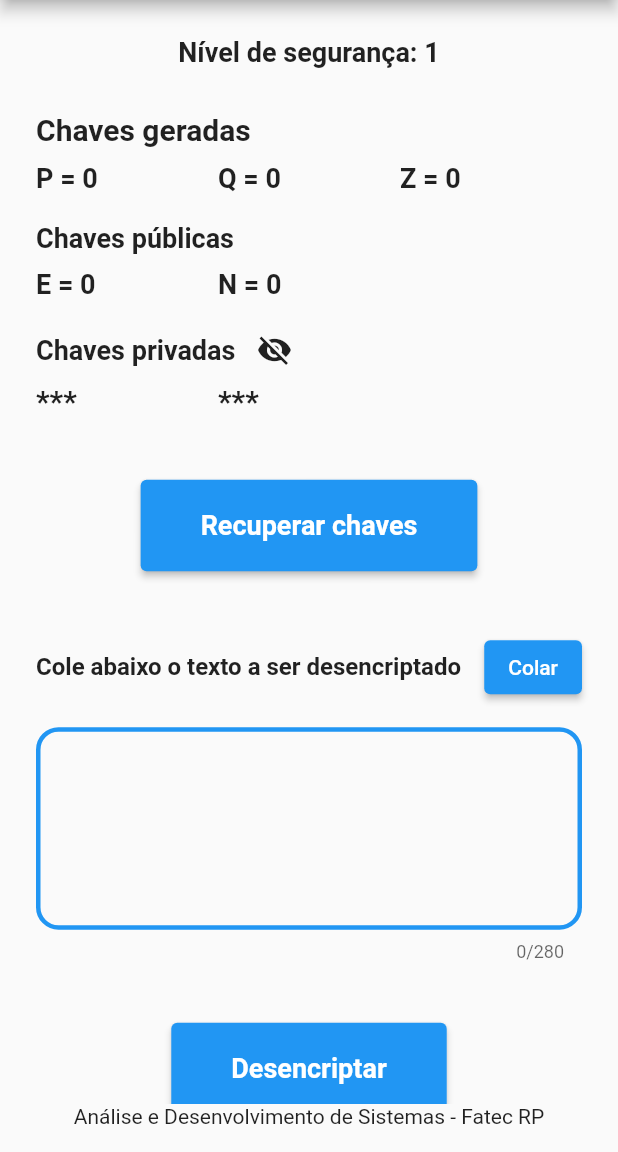
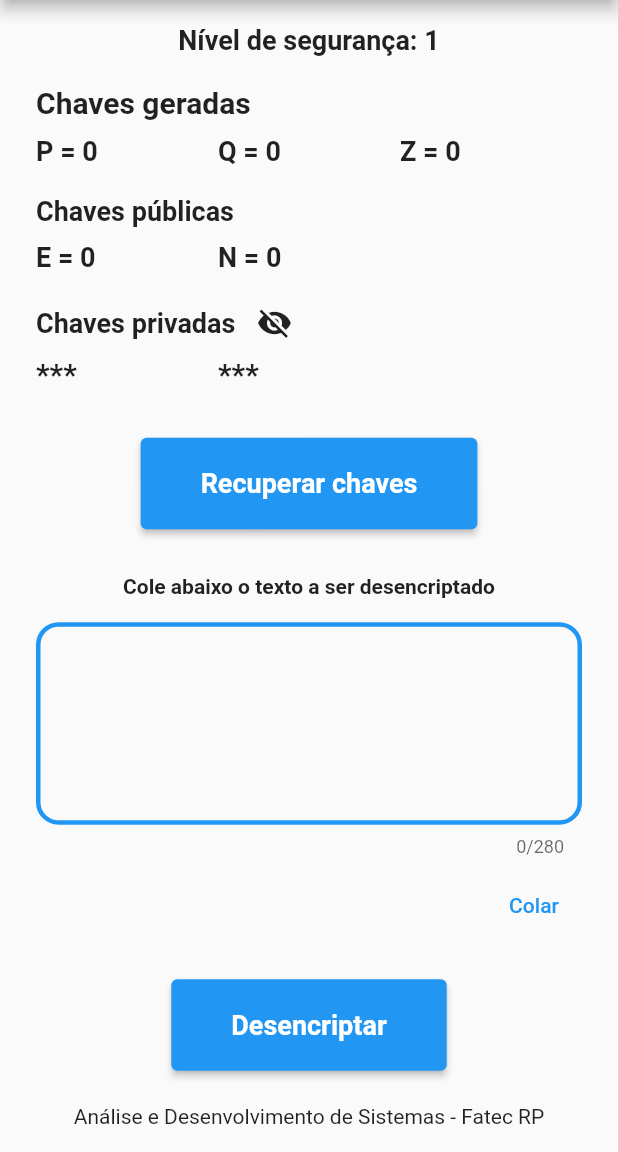
Before and after one commit to WallisonRP/rsa_fatec, a Flutter app: the DecryptPage screen opened by its route, on a phone screen of 412 x 824 dp, the part 84-1236 px from its top. Run offline on Flutter 3.47's test engine with Material 2 defaults, Android fonts, the phone set to English and light mode, and no system bars; our stand-ins replace shared_preferences, syncfusion_flutter_sliders; accounts and stored records are empty.

Commit message:
ajustes quase finais

```diff
--- a/lib/view/decrypt_page.dart
+++ b/lib/view/decrypt_page.dart
@@ -46,7 +46,7 @@ class _DecryptPageState extends State<DecryptPage> {
           title: Text("Desencriptar"),
         ),
         body: SingleChildScrollView(
-          padding: EdgeInsets.all(24),
+          padding: EdgeInsets.fromLTRB(24.0, 16.0, 24.0, 24.0),
           child: Column(
             crossAxisAlignment: CrossAxisAlignment.start,
             children: [
@@ -56,7 +56,7 @@ class _DecryptPageState extends State<DecryptPage> {
                   tamanho: 18,
                 ),
               ),
-              SizedBox(height: 30),
+              SizedBox(height: 20),
               Column(
                 children: [
                   Row(
@@ -141,7 +141,7 @@ class _DecryptPageState extends State<DecryptPage> {
                   ),
                 ],
               ),
-              SizedBox(height: 40),
+              SizedBox(height: 30),
               Center(
                 child: ElevatedButton(
                   onPressed: () async {
@@ -155,22 +155,29 @@ class _DecryptPageState extends State<DecryptPage> {
                       padding: EdgeInsets.fromLTRB(40.0, 20.0, 40.0, 20.0)),
                 ),
               ),
-              SizedBox(height: 40),
-              Row(mainAxisAlignment: MainAxisAlignment.spaceBetween, children: [
-                MoldeTexto(
-                    texto: "Cole abaixo o texto a ser desencriptado",
-                    tamanho: 16),
-                ElevatedButton(
-                    onPressed: () async {
-                      _controller.text = await ClipBoardHelper.paste();
-                    },
-                    child: Text('Colar'))
-              ]),
+              SizedBox(height: 30),
+              Center(
+                  child: MoldeTexto(
+                      texto: "Cole abaixo o texto a ser desencriptado",
+                      tamanho: 14)),
               SizedBox(height: 16),
               TextInput(
                 controller: _controller,
               ),
-              SizedBox(height: 40),
+              SizedBox(
+                height: 8,
+              ),
+              Row(
+                mainAxisAlignment: MainAxisAlignment.end,
+                children: [
+                  TextButton(
+                      onPressed: () async {
+                        _controller.text = await ClipBoardHelper.paste();
+                      },
+                      child: Text('Colar'))
+                ],
+              ),
+              SizedBox(height: 25),
               Center(
                 child: ElevatedButton(
                     onPressed: () async {
--- a/lib/view/encrypt_page.dart
+++ b/lib/view/encrypt_page.dart
@@ -82,7 +82,7 @@ class _EncryptPageState extends State<EncryptPage> {
           ],
         ),
         body: SingleChildScrollView(
-          padding: EdgeInsets.all(24.0),
+          padding: EdgeInsets.fromLTRB(24.0, 16.0, 24.0, 24.0),
           child: Column(
             crossAxisAlignment: CrossAxisAlignment.start,
             children: [
@@ -92,7 +92,7 @@ class _EncryptPageState extends State<EncryptPage> {
                   tamanho: 18.0,
                 ),
               ),
-              SizedBox(height: 10.0),
+              SizedBox(height: 8.0),
               SfSlider(
                   inactiveColor: Colors.grey,
                   value: _valor,
@@ -130,7 +130,7 @@ class _EncryptPageState extends State<EncryptPage> {
                     ),
                   ),
                   SizedBox(
-                    height: 16,
+                    height: 18,
                   ),
                   Row(
                     children: [
@@ -152,7 +152,7 @@ class _EncryptPageState extends State<EncryptPage> {
                     ),
                   ),
                   SizedBox(
-                    height: 18,
+                    height: 19,
                   ),
                   Row(
                     children: [
@@ -215,7 +215,7 @@ class _EncryptPageState extends State<EncryptPage> {
                       padding: EdgeInsets.fromLTRB(40.0, 20.0, 40.0, 20.0)),
                 ),
               ),
-              SizedBox(height: 40.0),
+              SizedBox(height: 25.0),
               Center(
                   child:
                       MoldeTexto(texto: "Texto a ser encriptado", tamanho: 18)),
```
